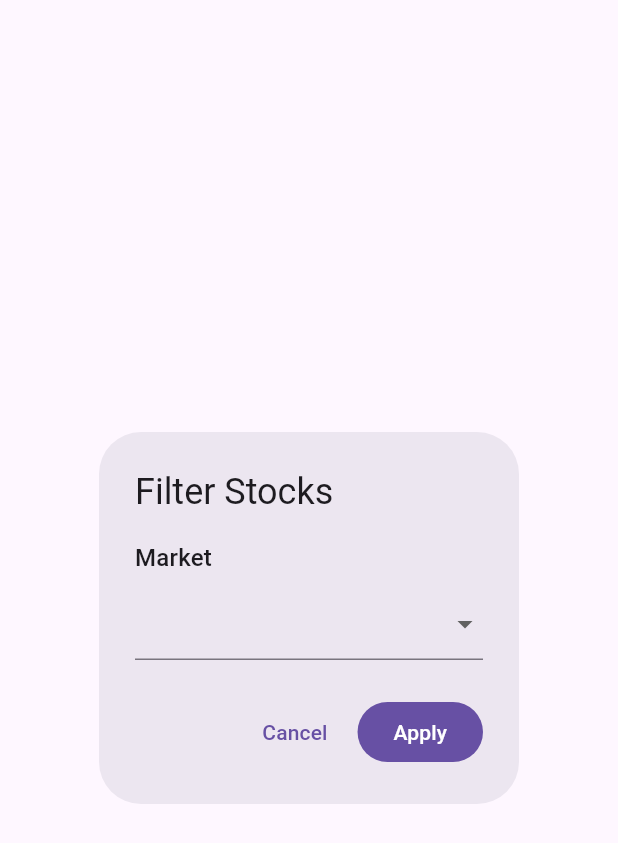
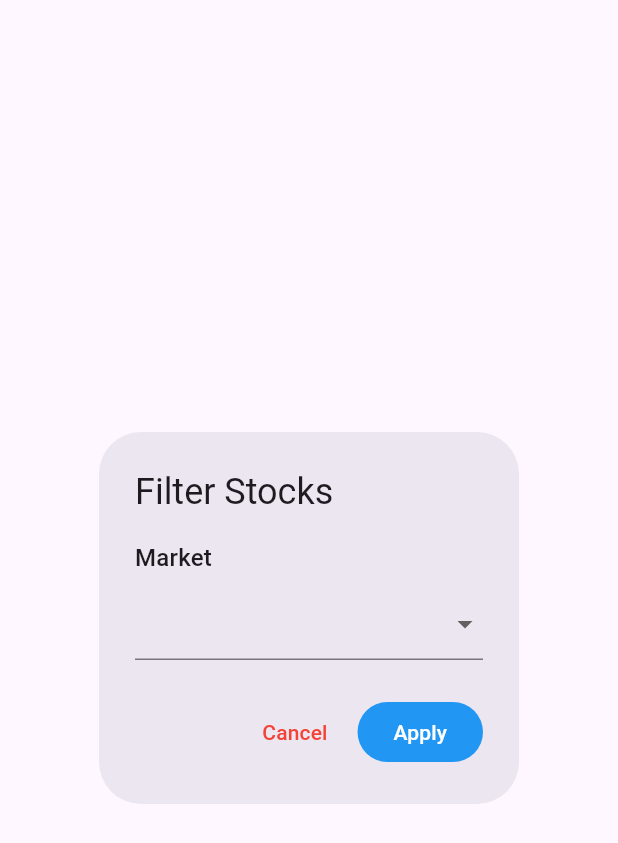
Before and after one commit to igroomgrim/jitta-rank, a Flutter app: the MarketFilter widget shown alone on an empty page, opened directly with empty values, on a phone screen of 412 x 824 dp. Shown: the top 843 px of the screen. Run offline on Flutter 3.47's test engine with Material 3 defaults, Android fonts, the phone set to English and light mode, and no system bars; our stand-ins replace dartz, equatable, fl_chart, flutter_bloc, graphql_flutter, hive and 2 more; accounts and stored records are empty; generated files the repository leaves out were written again; network calls fail.

Commit message:
Improve market filter buttons color

```diff
--- a/lib/features/stock_ranking/presentation/widgets/market_filter.dart
+++ b/lib/features/stock_ranking/presentation/widgets/market_filter.dart
@@ -55,7 +55,7 @@ class MarketFilter extends StatelessWidget {
       actions: [
         TextButton(
           onPressed: () => Navigator.pop(context),
-          child: const Text('Cancel'),
+          child: const Text('Cancel', style: TextStyle(color: Colors.red)),
         ),
         FilledButton(
           onPressed: () {
@@ -63,7 +63,10 @@ class MarketFilter extends StatelessWidget {
               'market': selectedMarket,
             });
           },
-          child: const Text('Apply'),
+          style: ButtonStyle(
+            backgroundColor: WidgetStateProperty.all(Colors.blue),
+          ),
+          child: const Text('Apply', style: TextStyle(color: Colors.white)),
         ),
       ],
     );
```
